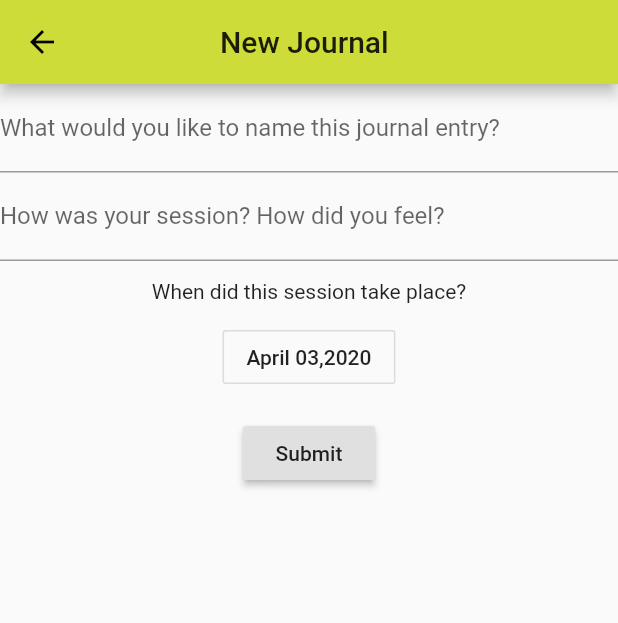
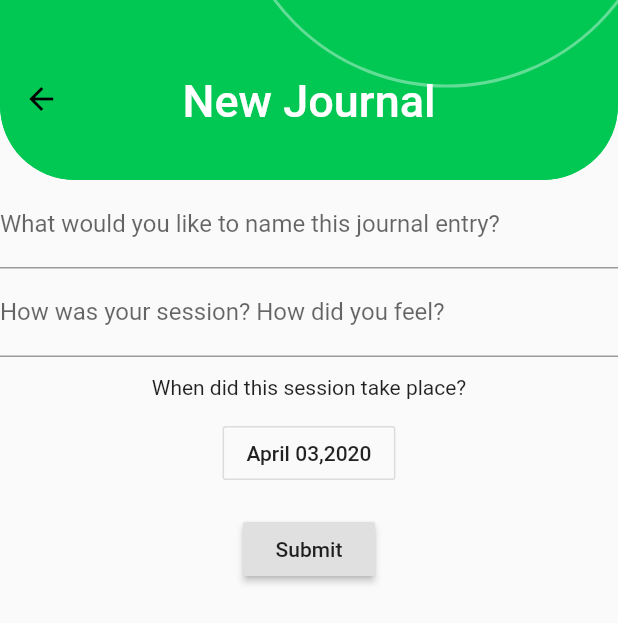
Before and after one commit to Vimal-Raghubir/Cricket_Success, a Flutter app: the NewJournal screen opened directly, on a phone screen of 412 x 824 dp. Shown: the top 623 px of the screen. Run offline on Flutter 3.47's test engine with Material 2 defaults, Android fonts, the phone set to English and light mode, and no system bars; our stand-ins replace percent_indicator, sqflite, toast; accounts and stored records are empty.

Commit message:
Added back button and added headers for new pages

```diff
--- a/lib/header/header.dart
+++ b/lib/header/header.dart
@@ -4,9 +4,9 @@ class Header {
   double width;
 
   //Various page titles
-  var pageTitles = ["Main Page", "My Goals", "Tutorials", "Journal"];
+  var pageTitles = ["Main Page", "My Goals", "New Goal", "Update Goal", "Tutorials", "My Journals", "New Journal", "Update Journal"];
   //Colors corresponding to page titles
-  var pageColors = [Colors.amber, Colors.deepOrange, Colors.deepPurple, Colors.lightGreenAccent[700]];
+  var pageColors = [Colors.amber, Colors.deepOrange, Colors.lime, Colors.cyan, Colors.deepPurple, Colors.lightGreenAccent[700], Colors.greenAccent[700], Colors.pink];
 
 //Widget used to create the styled header for each page
 Widget createHeader(BuildContext context, int pageIndex) {
@@ -57,6 +57,20 @@ Widget createHeader(BuildContext context, int pageIndex) {
                               ))
                         ],
                       ))),
+
+              Positioned(
+                child: IconButton(
+                  icon: const BackButtonIcon(),
+                  color: Colors.black,
+                  tooltip: MaterialLocalizations.of(context).backButtonTooltip,
+                  onPressed: () {
+                    Navigator.pop(context);
+                  },
+                ),
+                left: 0,
+                right: width - 55,
+                top: 42,
+              ),
             ],
           )),
     );
--- a/lib/pages/createJournal.dart
+++ b/lib/pages/createJournal.dart
@@ -1,5 +1,6 @@
 import 'package:flutter/material.dart';
 import 'package:cricket_app/administration/journalManagement.dart';
+import 'package:cricket_app/header/header.dart';
 
 //Used to handle the tutorial page
 class NewJournal extends StatefulWidget {
@@ -21,14 +22,16 @@ class _NewJournalState extends State<NewJournal> {
   @override
   Widget build(BuildContext context) {
     return Scaffold(
-      //Appbar is needed for drawer and back button
-      appBar: AppBar(backgroundColor: Colors.lime, title: Text("               New Journal")),
       //This helps to avoid page overflow issues
       resizeToAvoidBottomPadding: false,
-      body: Container(
-        //Create a form using dialogBox.dart implementation but not a dialog box.
-        child: JournalManagement(notifyParent: refresh, passedJournal: widget.journal, type: "new"),
+      body: Column(
+        children: <Widget>[
+          Header().createHeader(context, 6),
+          Container(
+            //Create a form using dialogBox.dart implementation but not a dialog box.
+            child: JournalManagement(notifyParent: refresh, passedJournal: widget.journal, type: "new"),
       )
+      ],)
     );
   }
 }
--- a/lib/pages/journal.dart
+++ b/lib/pages/journal.dart
@@ -34,7 +34,7 @@ class _JournalState extends State<Journal> {
       bottomNavigationBar: Bottom_Navigation().createBottomNavigation(context, 3),
       body: Column(
         children: <Widget> [
-          Header().createHeader(context, 3),
+          Header().createHeader(context, 5),
           Container(
             padding: const EdgeInsets.all(32),
             child: Text(
--- a/lib/pages/tutorials.dart
+++ b/lib/pages/tutorials.dart
@@ -15,7 +15,7 @@ class _TutorialState extends State<Tutorials> {
       bottomNavigationBar: Bottom_Navigation().createBottomNavigation(context, 2),
       body: Column(
         children: <Widget> [
-          Header().createHeader(context, 2),
+          Header().createHeader(context, 4),
           Container(
             padding: const EdgeInsets.all(32),
             child: Text(
```
Also changed, not shown: lib/pages/createGoal.dart (+10 -6 lines), lib/pages/goalDetails.dart (+11 -6 lines), lib/pages/journalDetails.dart (+11 -6 lines).
